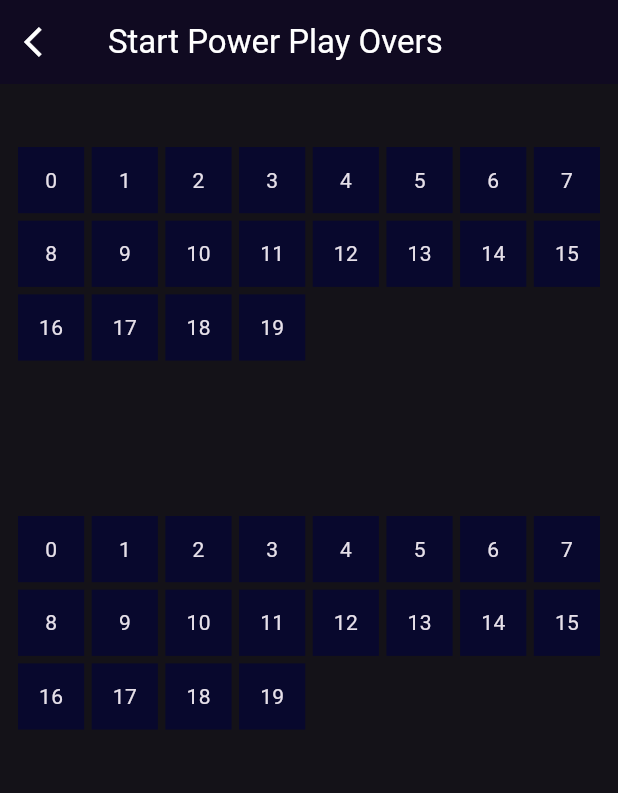
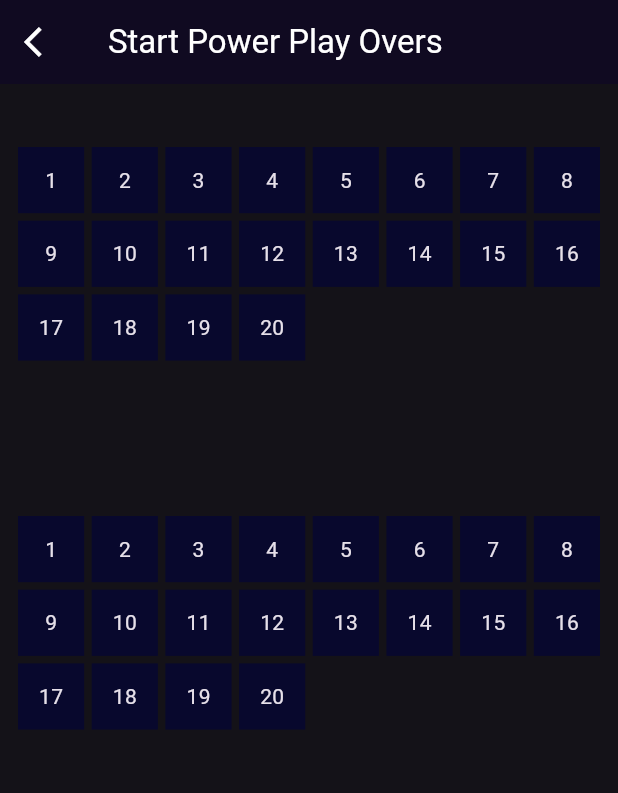
Before and after one commit to sabsar42/Flutter-Projects, a Flutter app: the screen it shows after launch, on a phone screen of 412 x 824 dp. Shown: the top 793 px of the screen. Run offline on Flutter 3.47's test engine with Material 3 defaults, Android fonts, the phone set to English and light mode, and no system bars; our stand-ins replace get.

Commit message:
Three Screen clicked at once

```diff
--- a/power_play_screen_flutter/lib/ui/screen/FirstScreen.dart
+++ b/power_play_screen_flutter/lib/ui/screen/FirstScreen.dart
@@ -11,10 +11,9 @@ class FirstScreen extends StatefulWidget {
 }
 
 class _FirstScreenState extends State<FirstScreen> {
+  final int first=1;
   final fixedColor = Color.fromRGBO(8, 8, 45, 1.0);
   SelectController selectController = Get.put(SelectController());
-
-
 
   @override
   Widget build(BuildContext context) {
@@ -27,20 +26,20 @@ class _FirstScreenState extends State<FirstScreen> {
         ),
         itemCount: 20,
         itemBuilder: (BuildContext context, int index) {
-
+          return GetBuilder<SelectController>(builder: (controller) {
             return GestureDetector(
               onTap: () {
-              setState(() {
-                selectController.selectedItems[index] = !selectController.selectedItems[index];
-              });
+                controller.updateValue(first,index);
               },
               child: Container(
-              color: selectController.selectedItems[index] ? Colors.red : fixedColor,
+                color:
+                    controller.selectedItems[first]![index] ? Colors.red : fixedColor,
                 child: Center(
-                child: Text('${index}'),
+                  child: Text('${index + 1}'),
                 ),
               ),
             );
+          });
         },
       ),
     );
--- a/power_play_screen_flutter/lib/ui/screen/SecondScreen.dart
+++ b/power_play_screen_flutter/lib/ui/screen/SecondScreen.dart
@@ -12,10 +12,9 @@ class SecondScreen extends StatefulWidget {
 }
 
 class _SecondScreenState extends State<SecondScreen> {
+  final int second = 2;
   final fixedColor = Color.fromRGBO(8, 8, 45, 1.0);
   SelectController selectController = Get.put(SelectController());
-
-
 
   @override
   Widget build(BuildContext context) {
@@ -28,22 +27,27 @@ class _SecondScreenState extends State<SecondScreen> {
         ),
         itemCount: 20,
         itemBuilder: (BuildContext context, int index) {
-
+          return GetBuilder<SelectController>(builder: (controller) {
             return GestureDetector(
               onTap: () {
-              setState(() {
-                selectController.selectedItems[index] = !selectController.selectedItems[index];
-              });
+                controller.updateValue(second,index);
               },
               child: Container(
-              color: selectController.selectedItems[index] ? Colors.red : fixedColor,
+                color:
+                    controller.selectedItems[second]![index] ? Colors.red : fixedColor,
                 child: Center(
-                child: Text('${index}'),
+                  child: Text('${index+1}'),
                 ),
               ),
             );
+          });
         },
       ),
     );
   }
+  void changeColor(int ind){
+    if(selectController.selectedItems[1]![ind]==true){
+
     }
+  }
+}
--- a/power_play_screen_flutter/lib/ui/screen/ThirdScreen.dart
+++ b/power_play_screen_flutter/lib/ui/screen/ThirdScreen.dart
@@ -1,5 +1,8 @@
 import 'package:flutter/cupertino.dart';
 import 'package:flutter/material.dart';
+import 'package:get/get.dart';
+import 'package:get/get_core/src/get_main.dart';
+import 'package:power_play_screen_flutter/ui/screen/selectController.dart';
 
 class ThirdScreen extends StatefulWidget {
   const ThirdScreen({super.key});
@@ -9,7 +12,10 @@ class ThirdScreen extends StatefulWidget {
 }
 
 class _ThirdScreenState extends State<ThirdScreen> {
-  final fixedColor = Color.fromRGBO(4, 4, 44, 1.0);
+
+  final third = 3;
+  final fixedColor = Color.fromRGBO(8, 8, 45, 1.0);
+  SelectController selectController = Get.put(SelectController());
 
   @override
   Widget build(BuildContext context) {
@@ -22,14 +28,20 @@ class _ThirdScreenState extends State<ThirdScreen> {
         ),
         itemCount: 20,
         itemBuilder: (BuildContext context, int index) {
-          return GridTile(
-            child: Container(
-              color: fixedColor,
-              child: Center(
-                child: Text('${index + 1}'),
+          return GetBuilder<SelectController>(builder: (controller) {
+            return GestureDetector(
+              onTap: () {
+                controller.updateValue(third,index);
+              },
+              child: Container(
+                color:
+                    controller.selectedItems[third]![index] ? Colors.red : fixedColor,
+                child: Center(
+                  child: Text('${index+1}'),
+                ),
               ),
-            ),
-          );
+            );
+          });
         },
       ),
     );
--- a/power_play_screen_flutter/lib/ui/screen/selectController.dart
+++ b/power_play_screen_flutter/lib/ui/screen/selectController.dart
@@ -1,12 +1,23 @@
-import 'package:get/get_rx/src/rx_types/rx_types.dart';
-import 'package:get/get_state_manager/src/simple/get_controllers.dart';
+import 'package:flutter/cupertino.dart';
+import 'package:flutter/material.dart';
+import 'package:get/get.dart';
 
 class SelectController extends GetxController {
+  Map<int, List<bool>> selectedItems = {};
 
-  List<bool> selectedItems = List.generate(20, (index) => false);
-  @override
-  void update([List<Object>? ids, bool condition = true]) {
+  SelectController() {
+    for (int i = 1; i <= 3; i++) {
+      selectedItems[i] = List.generate(20, (index) => false);
+    }
+  }
 
-    super.update(ids, condition);
+  void updateValue(int mIndex, int index) {
+    if (selectedItems[mIndex]?[index] == false) {
+      selectedItems[mIndex]?[index] = true;
+      update();
+    } else if (selectedItems[mIndex]?[index] == true) {
+      selectedItems[mIndex]?[index] = false;
+      update();
+    }
   }
 }
```
Lines whose indentation alone changed are shown as unchanged.
